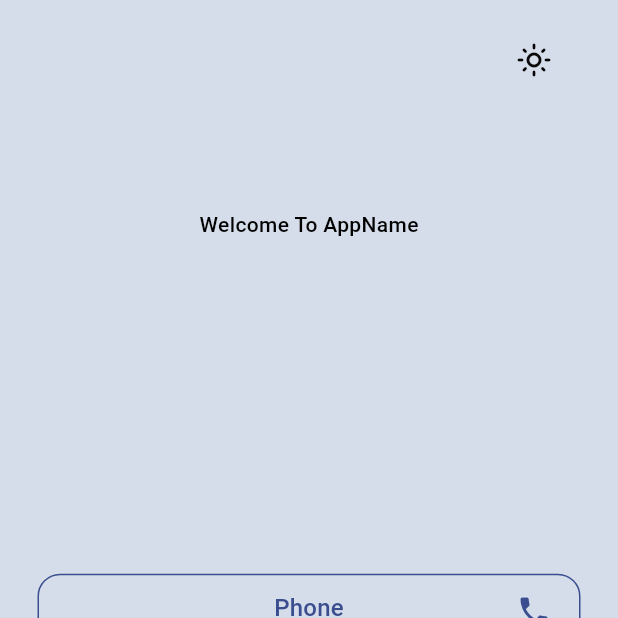
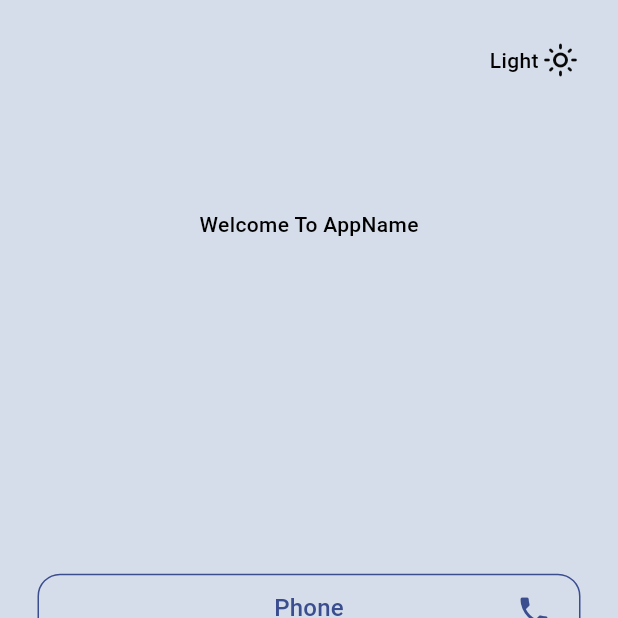
Before and after one commit to AbdAllahKarajay/pharmacist_app, a Flutter app: the screen it shows after launch, on a phone screen of 412 x 824 dp, the top half of it. Run offline on Flutter 3.47's test engine with Material 2 defaults, Android fonts, the light colour scheme and no system bars; our stand-ins replace dio, get, get_storage; accounts and stored records are empty; Roboto replaces fonts that are missing (Poppins).

Commit message:
pre merge

```diff
--- a/lib/core/repository/remote_datasource.dart
+++ b/lib/core/repository/remote_datasource.dart
@@ -21,9 +21,9 @@ class RemoteDatasource {
 
   final Dio dio = Dio();
 
-  static const String scheme = 'https';
-  static const int? port = null;
-  static const String host = '2892-31-9-117-69.ngrok-free.app';
+  static const String scheme = 'http';
+  static const int? port = 5000;
+  static const String host = '192.168.43.162';
   static Uri uri = Uri(scheme: scheme, host: host, port: port);
 
   Future performPutRequest<T>(
--- a/lib/main.dart
+++ b/lib/main.dart
@@ -74,6 +74,7 @@ class AppTranslations extends Translations {
           'company': 'Company',
           'search_by': 'Search By',
           'medicine_name': 'Medicine Name',
+          'send': 'send',
         },
         'ar': {
           "appName": appNameAr,
@@ -99,6 +100,7 @@ class AppTranslations extends Translations {
           'company': 'الشركة',
           'search_by': 'البحث حسب',
           'medicine_name': 'اسم الدواء',
+          'send': 'ارسال',
         }
       };
 }
--- a/lib/presentation/components/general/theme_button.dart
+++ b/lib/presentation/components/general/theme_button.dart
@@ -13,10 +13,17 @@ class ThemeButton extends StatelessWidget {
       onPressed: () => Get.globalConfig.changeThemeMode(
           Theme.of(context).isDark ? ThemeMode.light : ThemeMode.dark),
       icon: Obx(
-        () => Icon(
-          Get.globalConfig.themeMode.value == ThemeMode.dark
-              ? Icons.nightlight_outlined
-              : Icons.light_mode_outlined,
+        () => Row(
+          mainAxisAlignment: MainAxisAlignment.spaceEvenly,
+          children: [
+            Text(Get.globalConfig.themeMode.value == ThemeMode.dark
+                ? "Dark" : "Light"),
+            Icon(
+              Get.globalConfig.themeMode.value == ThemeMode.dark
+                  ? Icons.nightlight_outlined
+                  : Icons.light_mode_outlined,
+            ),
+          ],
         ),
       ),
     );
--- a/lib/presentation/pages/categories_page/categories_controller.dart
+++ b/lib/presentation/pages/categories_page/categories_controller.dart
@@ -12,8 +12,8 @@ class CategoriesController extends GetxController{
   Future<void> getCategories() async {
     state.value = LoadingStates.loading;
     try{
-      // List<CategoryModel> newCategories = await RemoteDatasource.instance.performGetListRequest<CategoryModel>("/api/category", fromMap: CategoryModel.fromMap);
-      final newCategories = List.generate(10, (index) => CategoryModel(id: 1, name: "Category $index"));
+      List<CategoryModel> newCategories = await RemoteDatasource.instance.performGetListRequest<CategoryModel>("/api/category", fromMap: CategoryModel.fromMap);
+      // final newCategories = List.generate(10, (index) => CategoryModel(id: 1, name: "Category $index"));
       state.value = LoadingStates.done;
       categories.value = newCategories;
     }on RemoteExceptions{
--- a/lib/presentation/pages/products_page/products_controller.dart
+++ b/lib/presentation/pages/products_page/products_controller.dart
@@ -33,8 +33,8 @@ class ProductsController extends GetxController {
   Future<void> getProducts({int? categoryId}) async {
     state.value = LoadingStates.loading;
     try {
-      // final newProducts = await RemoteDatasource.instance.performGetListRequest<Product>("/api/category/$categoryId/medicines", fromMap: Product.fromMap);
-      final newProducts = staticProducts;
+      final newProducts = await RemoteDatasource.instance.performGetListRequest<Product>("/api/category/$categoryId/medicines", fromMap: Product.fromMap);
+      // final newProducts = staticProducts;
       state.value = LoadingStates.done;
       products.value = newProducts;
     } on RemoteExceptions {
```
Also changed, not shown: lib/presentation/pages/cart_page/cart_page.dart (+11 -1 lines), lib/presentation/pages/settings/settings_page.dart (+12 -1 lines).
